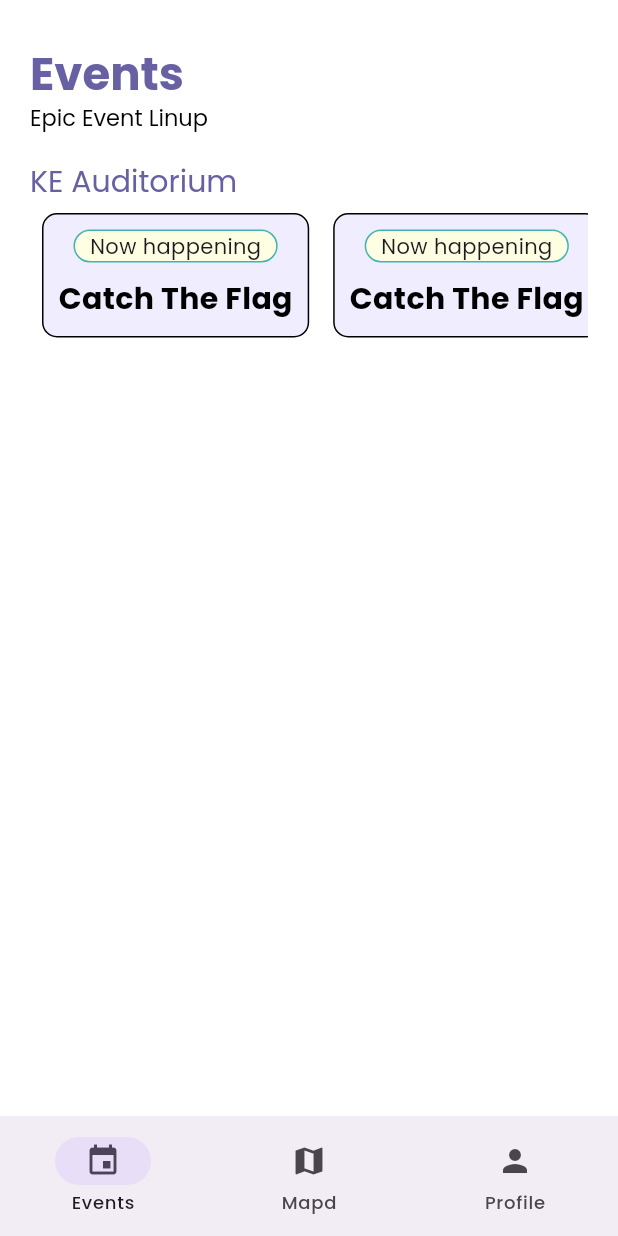
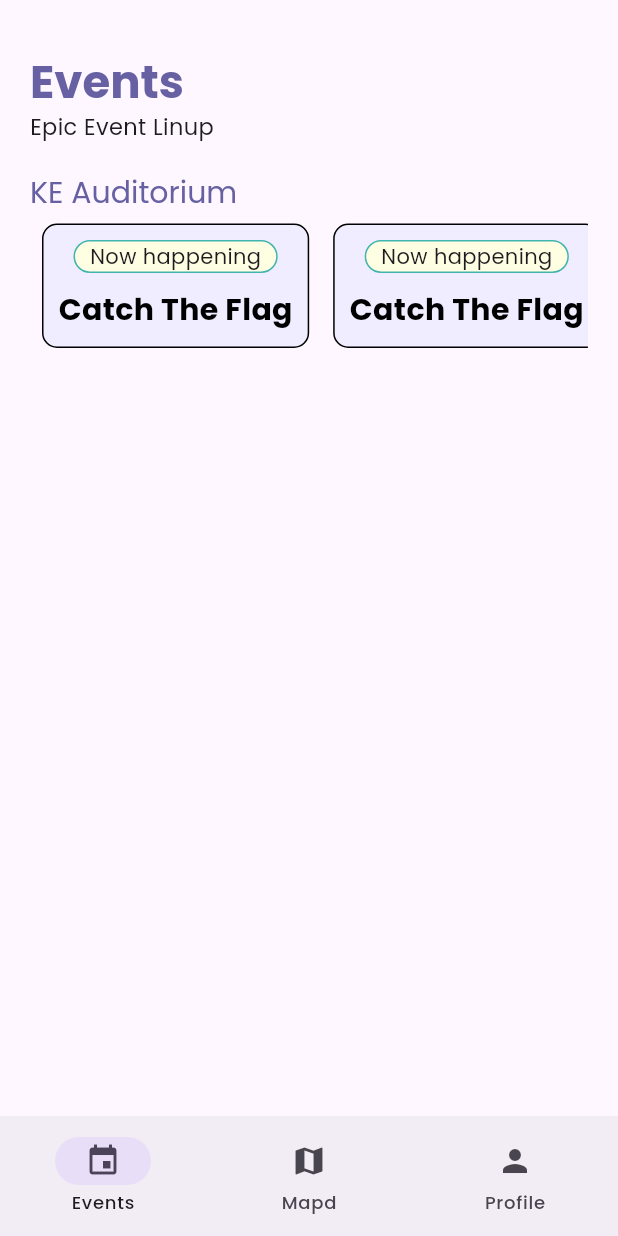
Before and after one commit to ieeelink/yess-app24, a Flutter app: the screen it shows after launch, on a phone screen of 412 x 824 dp. Run offline on Flutter 3.47's test engine with Material 3 defaults, Android fonts, the phone set to English and light mode, and no system bars.

Commit message:
events page edit

```diff
--- a/lib/presentation/events/events.dart
+++ b/lib/presentation/events/events.dart
@@ -1,19 +1,17 @@
 import 'package:flutter/material.dart';
+import 'package:yess_app/presentation/core/constants.dart';
 
 class EventsPage extends StatelessWidget {
   const EventsPage({super.key});
 
   @override
   Widget build(BuildContext context) {
-    return Container(
-      padding: const EdgeInsets.all(20),
-      color: Colors.white,
+    return Padding(
+      padding: const EdgeInsets.symmetric(horizontal: 20),
       child: ListView(
         children: [
-          const SizedBox(height: 10),
-          Container(
-            width: MediaQuery.of(context).size.width,
-            child: Text(
+          kHeight35,
+          Text(
             'Events',
             textAlign: TextAlign.left,
             style: Theme.of(context).textTheme.headlineMedium?.copyWith(
@@ -23,20 +21,35 @@
                   fontWeight: FontWeight.bold,
                 ),
           ),
-          ),
-          Container(
-            width: MediaQuery.of(context).size.width,
-            child: Text(
+          Text(
             'Epic Event Linup',
             textAlign: TextAlign.left,
-              style: Theme.of(context).textTheme.headlineMedium?.copyWith(
-                    color: Colors.black,
+            style: TextStyle(
               fontSize: 15,
               fontFamily: 'Poppins',
             ),
           ),
+          const SizedBox(height: 20),
+          VenueEvents(),
+          SizedBox(
+            height: 30,
           ),
-          const SizedBox(height: 20),
+        ],
+      ),
+    );
+  }
+}
+
+class VenueEvents extends StatelessWidget {
+  const VenueEvents({
+    super.key,
+  });
+
+  @override
+  Widget build(BuildContext context) {
+    return Column(
+      crossAxisAlignment: CrossAxisAlignment.start,
+      children: [
         Text(
           'KE Auditorium',
           textAlign: TextAlign.left,
@@ -50,7 +63,7 @@
           scrollDirection: Axis.horizontal,
           child: Row(
             children: List.generate(
-                5, // Change this number to however many items you want
+              5,
               (index) => Container(
                 padding: EdgeInsets.all(10),
                 margin: const EdgeInsets.all(8.0),
@@ -60,8 +73,7 @@
                     color: Colors.black,
                     width: 1,
                   ),
-                    borderRadius: BorderRadius.circular(
-                        10), // Add rounded corners if desired
+                  borderRadius: BorderRadius.circular(10),
                 ),
                 child: Column(children: [
                   Align(
@@ -96,11 +108,7 @@
             ),
           ),
         ),
-          SizedBox(
-            height: 30,
-          ),
       ],
-      ),
     );
   }
 }
```
Lines whose indentation alone changed are shown as unchanged.
